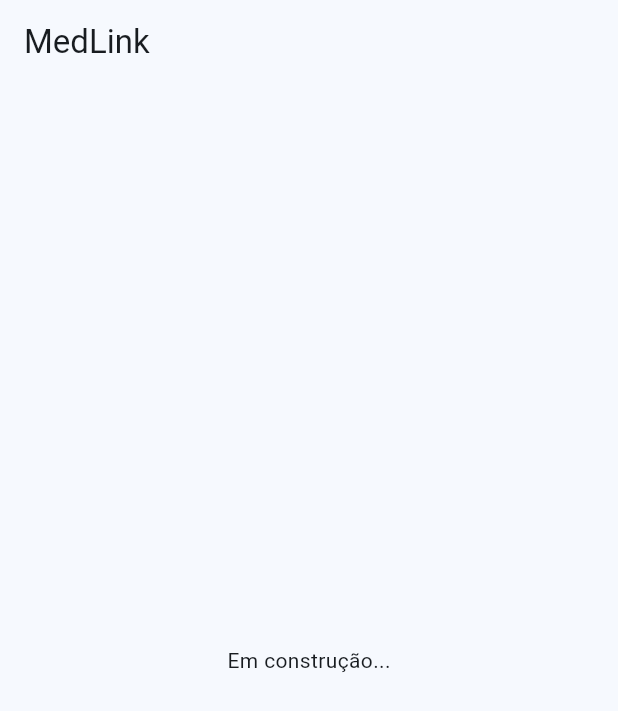
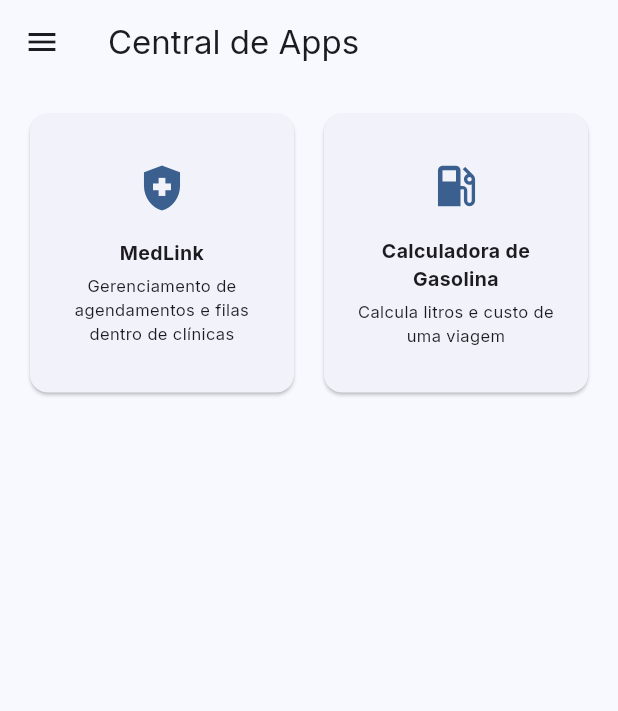
Before and after one commit to agathasouza113/projeto_final_mobile, a Flutter app: the screen it shows after launch, on a phone screen of 412 x 824 dp. Shown: the top 711 px of the screen. Run offline on Flutter 3.47's test engine with Material 3 defaults, Android fonts, the phone set to English and light mode, and no system bars; our stand-ins replace google_fonts.

Commit message:
Segundo commit

```diff
--- a/lib/main.dart
+++ b/lib/main.dart
@@ -11,82 +11,175 @@ class MainApp extends StatelessWidget {
   @override
   Widget build(BuildContext context) {
     return MaterialApp(
+      debugShowCheckedModeBanner: false,
       title: 'MedLink',
       theme: ThemeData(
-        colorSchemeSeed: Color(0xFFF0F7FF),
+        colorScheme: ColorScheme.fromSeed(
+          seedColor: const Color(0xFF0371CA),
+        ),
         useMaterial3: true,
+        textTheme: GoogleFonts.interTextTheme(
+          Theme.of(context).textTheme,
+        ),
       ),
       home: const SplashScreen(),
     );
   }
 }
 
-class SplashScreen extends StatefulWidget{
+class SplashScreen extends StatefulWidget {
   const SplashScreen({super.key});
 
   @override
   State<SplashScreen> createState() => _SplashScreenState();
 }
 
-class _SplashScreenState extends State<SplashScreen>{
+class _SplashScreenState extends State<SplashScreen> {
   @override
-  void initState(){
-    //Geralmente, se diz as ações da página
+  void initState() {
     super.initState();
-    Future.delayed(const Duration(seconds: 4),(){
+
+    Future.delayed(const Duration(seconds: 2), () {
       Navigator.pushReplacement(
         context,
-        MaterialPageRoute(builder: (context)=> const HomeScreen()),
+        MaterialPageRoute(
+          builder: (context) => const HomeScreen(),
+        ),
       );
     });
   }
 
   @override
-  Widget build(BuildContext context){
-    //O conteúdo visivel das páginas
+  Widget build(BuildContext context) {
     return Scaffold(
-      backgroundColor: Color(0xFF082849),
+      backgroundColor: Theme.of(context).colorScheme.primary,
       body: Center(
         child: Column(
           mainAxisAlignment: MainAxisAlignment.center,
           children: [
-            //Trocar para a Logo do proj Final
-            Image.asset('assets/img/logo_principal.png'),
-            SizedBox(height: 16,),
-            //Trocar para o Nome e id visual do seu proj final
-            Text(
-              'MedLink',
-              style: GoogleFonts.inter(
-                color: Color(0xFFE0EFFE),
-                fontSize: 24,
-                fontWeight: FontWeight.bold
-              )
-            )
+            Image.asset(
+              'assets/images/logoprincipal.png',
+              height: 150,
+            ),
           ],
         ),
       ),
-      //O conteudo vísivel da SplashScreen
-      //Pode conter:
-      //Uma logo centralizada
-      //Um Texto com o nome do app
-      //Em flutter:
-      //Um center com uma Column centralizada contendo:
-      //  A Imagem centralizada
-      //  Uma sized box de espaçamento
-      //  Um text com o nome do App
     );
   }
 }
 
-class HomeScreen extends StatelessWidget{
+class AppInfo{
+  final String nome;
+  final String descricao;
+  final IconData icone;
+
+  const AppInfo({
+    required this.nome,
+    required this.descricao,
+    required this.icone,
+  });
+}
+
+final List<AppInfo> meusApps=[
+  AppInfo(
+    nome: 'MedLink',
+    descricao: 'Gerenciamento de agendamentos e filas dentro de clínicas',
+    icone: Icons.health_and_safety,
+  ),
+  AppInfo(
+    nome: 'Calculadora de Gasolina',
+    descricao: 'Calcula litros e custo de uma viagem',
+    icone: Icons.local_gas_station,
+  )
+];
+
+class HomeScreen extends StatelessWidget {
   const HomeScreen({super.key});
+
   @override
-  Widget build(BuildContext context){
+  Widget build(BuildContext context) {
     return Scaffold(
-      appBar: AppBar(title: const Text("MedLink")),
-      body: const Center(
-        child:
-        Text("Em construção..."),
+      appBar: AppBar(
+        title: const Text("Central de Apps"),
+      ),
+      drawer: Drawer(
+        child: ListView(
+          padding: EdgeInsets.zero,
+          children: [
+            DrawerHeader(
+              decoration: BoxDecoration(
+                color: Theme.of(context).colorScheme.primary,
+              ),
+              child: const Align(
+                alignment: Alignment.bottomLeft,
+                child: Text(
+                  'Central de Apps',
+                  style: TextStyle(color: Colors.white, fontSize: 20),
+                ),
+              ),
+            ),
+            ListTile(
+              leading: const Icon(Icons.home),
+              title: const Text('Início'),
+              onTap: () => Navigator.pop(context),
+            ),
+            ListTile(
+              leading: const Icon(Icons.person),
+              title: const Text('Perfil'),
+              onTap: () => Navigator.pop(context),
+            ),
+            ListTile(
+              leading: const Icon(Icons.logout),
+              title: const Text('Sair'),
+              onTap: () => Navigator.pop(context),
+            ),
+          ],
+        ),
+      ),
+      body: GridView.builder(
+        padding: EdgeInsets.all(16),
+        gridDelegate: const SliverGridDelegateWithFixedCrossAxisCount(
+          crossAxisCount: 2,
+          mainAxisSpacing: 12,
+          crossAxisSpacing: 12,
+          childAspectRatio: 0.95,
+        ),
+        itemCount: meusApps.length,
+        itemBuilder: (context, indice){
+          final app = meusApps[indice];
+          return Card(
+            child: Padding(
+              padding: EdgeInsets.all(12),
+              child: Column(
+                mainAxisAlignment: MainAxisAlignment.center,
+                children: [
+                  Icon(
+                    app.icone,
+                    size: 36,
+                    color: Theme.of(context).colorScheme.primary,
+                  ),
+                  SizedBox(height: 16),
+                  Text(
+                    app.nome,
+                    textAlign: TextAlign.center,
+                    style: TextStyle(
+                      fontWeight: FontWeight.bold,
+                      fontSize: 13,
+                    ),
+                  ),
+                  SizedBox(height: 4),
+                  Text(
+                    app.descricao,
+                    textAlign: TextAlign.center,
+                    style: TextStyle(
+                      fontSize: 11,
+                    ),
+                  ),
+                ],
+              ),
+            ),
+          );
+        },
       ),
     );
   }
```
Also changed, not shown: pubspec.lock.
